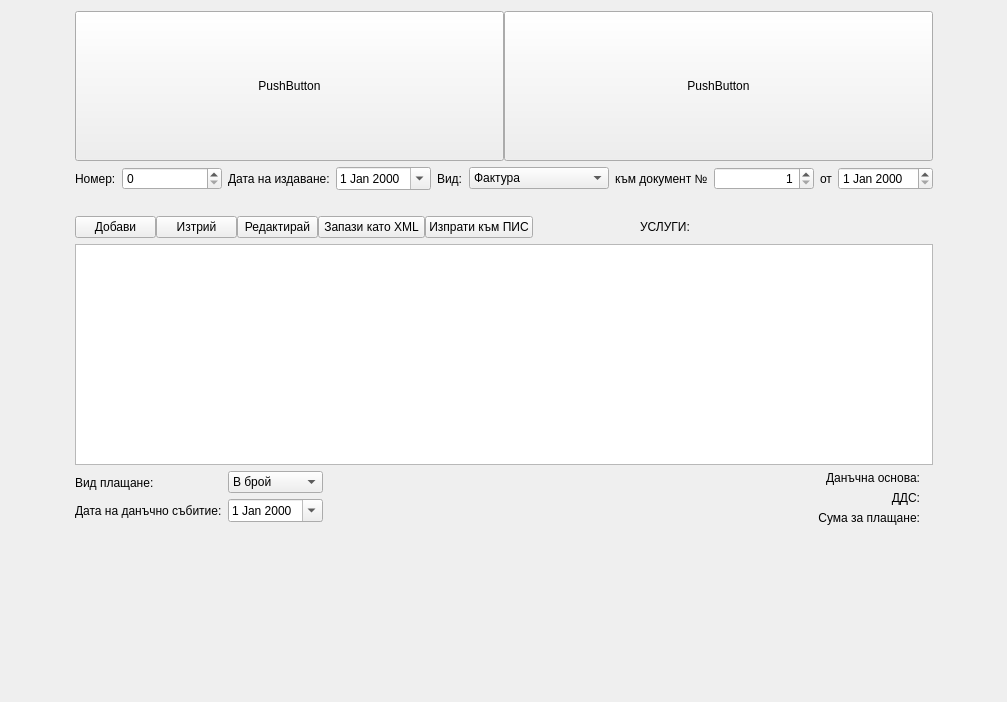
This is src/View/FinancialView/FinancialView.ui in thefinalcutbg/DinoDent as Qt 5 draws it before an edit. The edited form follows.
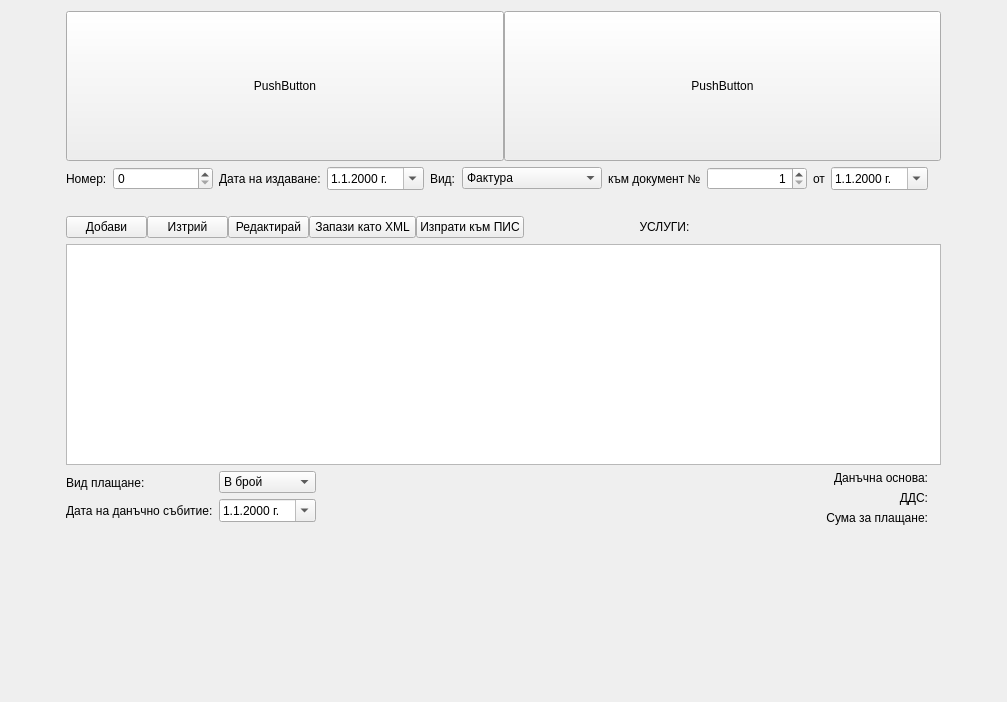
This is the edited form. Custom widgets are drawn as their Qt base class.

Commit message: Pregnancy delegated to Pocedure container. AmbList time implemented. New calendar widget

```diff
--- a/src/View/FinancialView/FinancialView.ui
+++ b/src/View/FinancialView/FinancialView.ui
@@ -134,12 +134,9 @@
         </widget>
        </item>
        <item>
-        <widget class="QDateEdit" name="dateEdit">
-         <property name="sizePolicy">
-          <sizepolicy hsizetype="Preferred" vsizetype="Fixed">
-           <horstretch>0</horstretch>
-           <verstretch>0</verstretch>
-          </sizepolicy>
+        <widget class="CustomDateEdit" name="dateEdit">
+         <property name="displayFormat">
+          <string notr="true">d.M.yyyy 'г.'</string>
          </property>
          <property name="calendarPopup">
           <bool>true</bool>
@@ -224,7 +221,14 @@
         </widget>
        </item>
        <item>
-        <widget class="QDateEdit" name="mainDocDateEdit"/>
+        <widget class="CustomDateEdit" name="mainDocDateEdit">
+         <property name="displayFormat">
+          <string notr="true">d.M.yyyy 'г.'</string>
+         </property>
+         <property name="calendarPopup">
+          <bool>true</bool>
+         </property>
+        </widget>
        </item>
        <item>
         <spacer name="horizontalSpacer_4">
@@ -233,7 +237,7 @@
          </property>
          <property name="sizeHint" stdset="0">
           <size>
-           <width>0</width>
+           <width>13</width>
            <height>20</height>
           </size>
          </property>
@@ -451,6 +455,9 @@
                  <verstretch>0</verstretch>
                 </sizepolicy>
                </property>
+               <property name="displayFormat">
+                <string notr="true">d.M.yyyy 'г.'</string>
+               </property>
                <property name="calendarPopup">
                 <bool>true</bool>
                </property>
@@ -654,6 +661,11 @@
    <extends>QSpinBox</extends>
    <header>View/uiComponents/qt_derived/leadingzerospinbox.h</header>
   </customwidget>
+  <customwidget>
+   <class>CustomDateEdit</class>
+   <extends>QDateEdit</extends>
+   <header>View/uiComponents/qt_derived/customdateedit.h</header>
+  </customwidget>
  </customwidgets>
  <resources/>
  <connections/>
```
Left out of the diff: 2 changed lines with no effect on the pictures. The commit also changes 43 other files.
